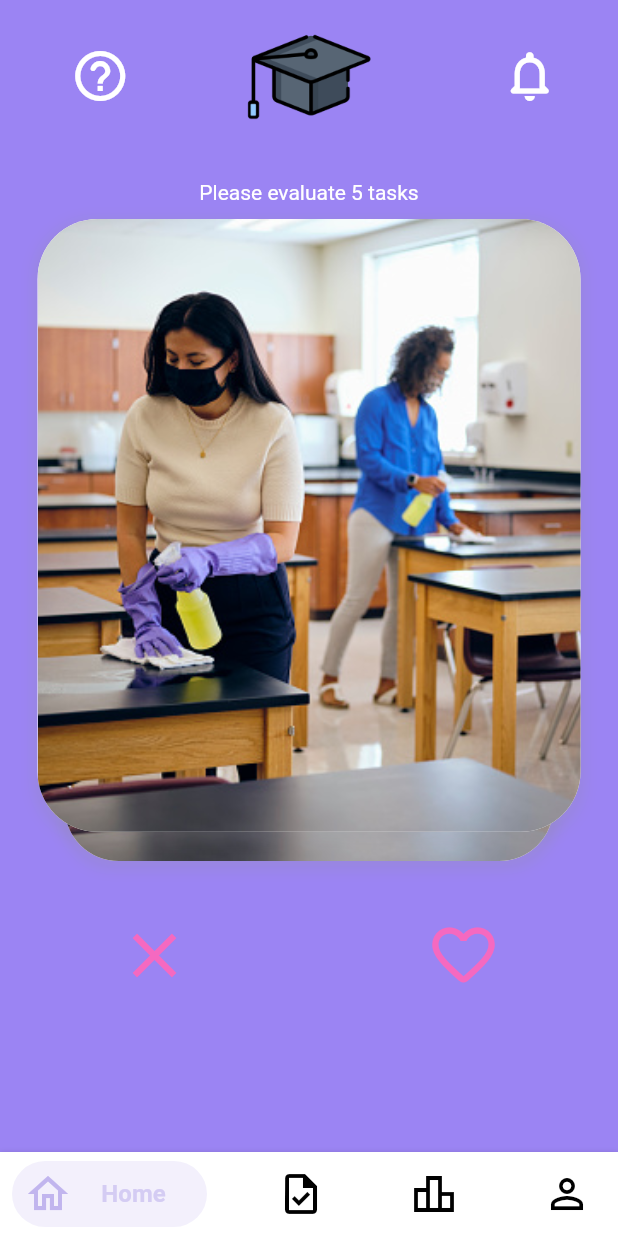
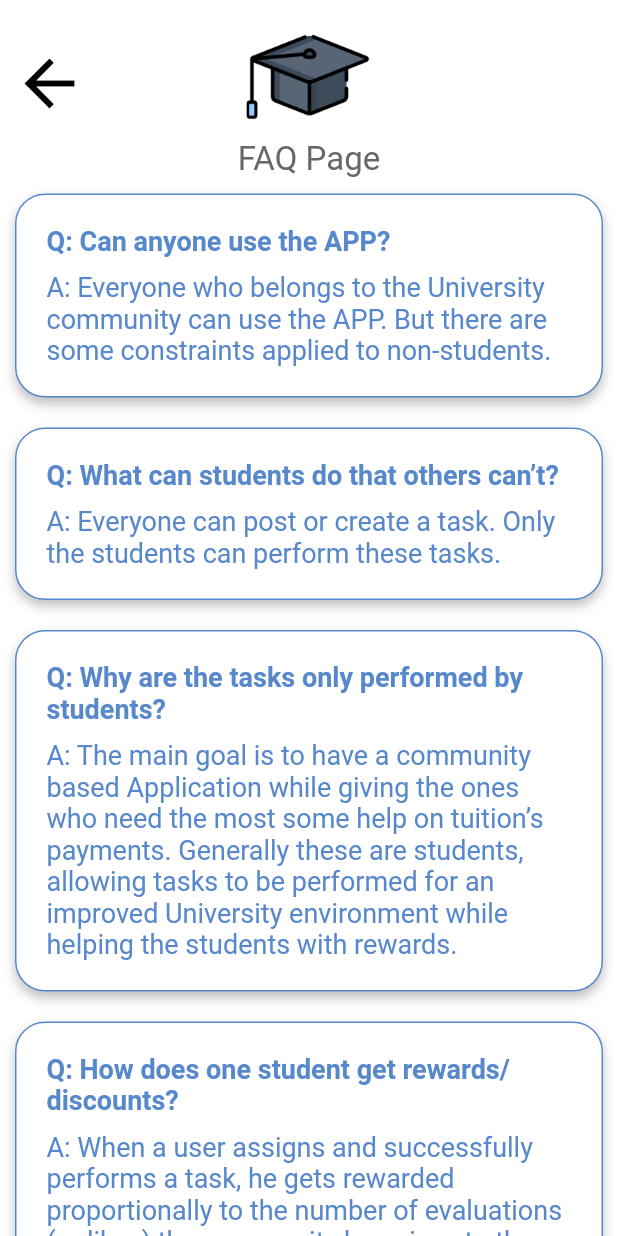
Before and after one commit to andretmarques/UniHub, a Flutter app: the screen it shows once a user with an empty profile is signed in, after a tap on the "help outline" icon, on a phone screen of 412 x 824 dp. Run offline on Flutter 3.47's test engine with Material 2 defaults, Android fonts, the phone set to English and light mode, and no system bars; drawn by our look-alikes of simple_shadow; our stand-ins replace animated_splash_screen, firebase_auth, firebase_core, firebase_database, flutter_form_builder, flutter_svg and 3 more; accounts and stored records are empty.

Commit message:
Implement FAQ Page

```diff
--- a/lib/Utils/Utils.dart
+++ b/lib/Utils/Utils.dart
@@ -93,8 +93,6 @@ class Utils extends StatelessWidget {
         onPressed: () {
           if(key.currentState!.saveAndValidate()){
             final formData = key.currentState?.value;
-
-            //TODO change from hardcoded buttons
             if (text == "LOGIN") {
               Future<String?> ret = signInEmail(formData!["email"], formData["pass"]);
               ret.then((value) {
@@ -105,7 +103,7 @@ class Utils extends StatelessWidget {
                   key.currentState?.invalidateField(name: 'pass', errorText: 'Wrong password');
                   return;
                 }
-                //TODO entrar na Landing Page
+                Navigator.popAndPushNamed(context, '/HomePage');
               });
 
             } else if (text == "NEXT") {
@@ -114,7 +112,7 @@ class Utils extends StatelessWidget {
                 key.currentState?.invalidateField(name: 'pass2', errorText: 'Passwords must match');
                 return;
               }
-              Future<String?> ret = signUpEmail(formData["email"], formData["pass"], formData["user"] , formData["cc"]);
+              Future<String?> ret = signUpEmail(formData["email"], formData["pass"], formData["user"]);
 
               ret.then((value) {
                 if (value == 'weak-password') {
@@ -127,11 +125,12 @@ class Utils extends StatelessWidget {
                 Navigator.push(
                     context,
                     MaterialPageRoute(
-                        builder: (context) => const IdentityPage()));
+                        builder: (context) => IdentityPage(formKey: key)));
               });
             }
             else if (text == "CREATE") {
-              //TODO entrar na Landing Page
+              addCC(formData!["cc"]);
+              Navigator.popAndPushNamed(context, '/HomePage');
             }
           }
         },
@@ -194,6 +193,7 @@ class Utils extends StatelessWidget {
           email: email,
           password: password
       );
+
       return null;
     } on FirebaseAuthException catch (e) {
       log(e.code);
@@ -201,7 +201,7 @@ class Utils extends StatelessWidget {
     }
   }
 
-  Future<String?> signUpEmail(email, password, name, cc) async {
+  Future<String?> signUpEmail(email, password, name) async {
     try {
       await FirebaseAuth.instance.createUserWithEmailAndPassword(
           email: email,
@@ -210,9 +210,22 @@ class Utils extends StatelessWidget {
       final ref = FirebaseDatabase.instance.ref("users");
       String? uid = FirebaseAuth.instance.currentUser?.uid;
       ref.child(uid!).set({
-        "cc": cc,
         "isTeacher": false,
         "tokens": 999,
+      });
+      return null;
+    } on FirebaseAuthException catch (e) {
+      log(e.code);
+      return e.code;
+    }
+  }
+
+  Future<String?> addCC(cc) async {
+    try {
+      final ref = FirebaseDatabase.instance.ref("users");
+      String? uid = FirebaseAuth.instance.currentUser?.uid;
+      ref.child(uid!).set({
+        "cc": cc
       });
       return null;
     } on FirebaseAuthException catch (e) {
--- /dev/null
+++ b/lib/faq/FaqConstants.dart
@@ -0,0 +1,48 @@
+
+//map.forEach((k, v) {
+//   print('{ key: $k, value: $v }');
+// });
+
+Map qa = {
+  'Q: Can anyone use the APP?':
+  'A: Everyone who belongs to the University community can use the APP. '
+      'But there are some constraints applied to non-students.',
+
+  'Q: What can students do that others can’t?':
+  'A: Everyone can post or create a task. Only the students can perform these tasks.',
+
+  'Q: Why are the tasks only performed by students?':
+  'A: The main goal is to have a community based Application while giving the ones '
+      'who need the most some help on tuition’s payments. '
+      'Generally these are students, allowing tasks to be performed for an '
+      'improved University environment while helping the students with rewards.',
+
+  'Q: How does one student get rewards/discounts?':
+  'A: When a user assigns and successfully performs a task, '
+      'he gets rewarded proportionally to the number of evaluations (or likes) '
+      'the community has given to the task performed by that same user. '
+      'The more likes one has, the greater the discount will be.',
+
+  'Q: Who can evaluate the tasks?':
+  'A: Everyone who belongs to the University community. '
+'Which are also the ones who have access to the App.',
+
+  'Q: How to evaluate one task?':
+  'A: On the home page, an image is prompted. That is the preview of the task. '
+      'On clicking it some more details about the task are presented. '
+      'To evaluate positively, simply click on the heart button or swipe right. '
+      'To dislike, click the X or swipe left.',
+
+  'Q: Why are 5 task evaluations mandatory, frequently? '
+      'Why can’t I assign myself and perform a task?':
+  'A: As stated, the main goal is to have a community based Application. '
+      'To get and receive rewards you have to give it to others. '
+      'This is only applied if there are a minimum number of tasks '
+      'available to be either liked or disliked.',
+
+  'Q: Where can students use the tokens?':
+  'A: The main goal is to give the ones who need the most. '
+      'For now the tokens can be spent on tuition’s payments, '
+      'but more options will be made available later.',
+
+};
--- /dev/null
+++ b/lib/faq/FaqPage.dart
@@ -0,0 +1,115 @@
+import 'package:flutter/material.dart';
+import 'package:google_fonts/google_fonts.dart';
+import 'package:unihub/utils/HalfLogoUtils.dart';
+import 'package:unihub/constants/Constants.dart' as constants;
+import 'package:unihub/faq/FaqConstants.dart' as faq;
+
+
+
+class FaqPage extends StatefulWidget {
+  const FaqPage({Key? key}) : super(key: key);
+
+  @override
+  State<StatefulWidget> createState() => _FaqPageState();
+}
+
+class _FaqPageState extends State<FaqPage> {
+  var halfLogoUtils = HalfLogoUtils();
+
+  @override
+  Widget build(BuildContext context) {
+    return Scaffold(
+        backgroundColor: Colors.white,
+        body: Column(
+          children: [
+            Row(
+              mainAxisAlignment: MainAxisAlignment.spaceBetween,
+              children: [
+                IconButton(icon: const Icon(Icons.arrow_back, size: 50, color: Colors.black,), onPressed: () {Navigator.pop(context);}),
+                loadHalfLogo(),
+                const SizedBox(width: 50.0),
+              ],
+            ),
+            Text("FAQ Page",
+                style: GoogleFonts.roboto(
+                    fontSize: 22,
+                    fontWeight: FontWeight.normal,
+                    color: const Color.fromRGBO(104, 102, 102, 1.0)
+                )
+            ),
+            Expanded(child: buildFAQ()),
+          ],
+        )
+    );
+  }
+
+  Widget buildFAQ() {
+    faq.qa.forEach((k, v) {
+
+    });
+    return ListView.builder(
+      itemBuilder: (context, index) {
+        String key = faq.qa.keys.elementAt(index);
+
+        return Container(
+            padding: const EdgeInsets.all(20),
+            margin: const EdgeInsets.all(10),
+            decoration: BoxDecoration(
+              border: Border.all(
+                color: constants.MAIN_BLUE,
+              ),
+              borderRadius: BorderRadius.circular(20),
+              color: Colors.white,
+              boxShadow: [
+                BoxShadow(
+                  color: Colors.black.withOpacity(0.25),
+                  spreadRadius: 0,
+                  blurRadius: 6,
+                  offset: const Offset(0, 4),
+                )
+              ],
+            ),
+            child: Column(
+              children: [
+                Row(
+                  children: <Widget>[
+                    Flexible(
+                        child: Text(key,
+                            style: GoogleFonts.roboto(
+                                fontSize: 18,
+                                fontWeight: FontWeight.bold,
+                                color: constants.MAIN_BLUE
+                            )
+                        )
+                    ),
+                  ],
+                ),
+                const Padding(padding: EdgeInsets.only(bottom: 10)),
+                Row(
+                  children: <Widget>[
+                    Flexible(
+                        child: Text(faq.qa[key],
+                            style: GoogleFonts.roboto(
+                                fontSize: 18,
+                                fontWeight: FontWeight.normal,
+                                color: constants.MAIN_BLUE
+                            )
+                        )
+                    ),
+                  ],
+                )
+              ],
+            )
+        );
+      },
+      itemCount: faq.qa.length,
+    );
+  }
+
+  Container loadHalfLogo() {
+    return Container(
+        margin: const EdgeInsets.only(top: 10),
+        child: Image.asset(constants.HALF_LOGO, scale: 2)
+    );
+  }
+}
--- a/lib/profile/profilepage.dart
+++ b/lib/profile/profilepage.dart
@@ -1,5 +1,4 @@
 import 'package:flutter/material.dart';
-import 'package:unihub/utils/HalfLogoUtils.dart';
 import 'package:unihub/constants/Constants.dart' as constants;
 
 
@@ -12,7 +11,6 @@ class ProfilePage extends StatefulWidget {
 }
 
 class _ProfilePageState extends State<ProfilePage> {
-  var halfLogoUtils = HalfLogoUtils();
 
   @override
   Widget build(BuildContext context) {
--- a/lib/registerpage/RegisterPage.dart
+++ b/lib/registerpage/RegisterPage.dart
@@ -30,15 +30,12 @@ class _RegisterPageState extends State<RegisterPage> {
             crossAxisAlignment: CrossAxisAlignment.center,
             mainAxisAlignment: MainAxisAlignment.center,
             children: [
-              Container(
-                  child: Image.asset(Constants.HALF_LOGO, scale: 1.5)),
+              Image.asset(Constants.HALF_LOGO, scale: 1.5),
               _buildBlueTextLabel('Create Account'),
               const Padding(padding: EdgeInsets.only(bottom: 10.0)),
               utils.buildTextLabel('Create new account'),
               const Padding(padding: EdgeInsets.only(bottom: 20.0)),
               FormBuilder(
-                //TODO perguntar qual preferem key ou auto
-                //autovalidateMode: AutovalidateMode.onUserInteraction,
                   key: _registerForm,
                   child: Column(
                       children: [
--- a/lib/tabViewController/TabViewController.dart
+++ b/lib/tabViewController/TabViewController.dart
@@ -1,15 +1,9 @@
-
-import 'dart:developer';
-import 'dart:ffi';
-
 import 'package:flutter/material.dart';
 import 'package:google_fonts/google_fonts.dart';
 import 'package:simple_shadow/simple_shadow.dart';
-import 'package:unihub/landingpage/LandingPage.dart';
-import 'package:unihub/login/LoginPage.dart';
+import 'package:unihub/faq/FaqPage.dart';
 import 'package:unihub/constants/Constants.dart' as Constants;
 import 'package:unihub/profile/profilepage.dart';
-import 'package:unihub/registerpage/IdentityPage.dart';
 import 'package:unihub/tabViewController/CustomNavBar.dart';
 import 'package:unihub/votingPage/VotingPage.dart';
 
@@ -114,10 +108,6 @@ class _TabViewControllerState extends State<TabViewController> with TickerProvid
                         physics: NeverScrollableScrollPhysics(),
                         controller: _pageController,
                         onPageChanged: (index) {
-                          //why set state here and on navbar??
-                          // setState(() => {
-                          //   _currentIndex = index
-                          // });
                         },
                         children:
                         const <Widget>[
@@ -125,18 +115,15 @@ class _TabViewControllerState extends State<TabViewController> with TickerProvid
                           VotingPage(),
                           VotingPage(),
                           ProfilePage(),
-                          // LandingPage(username: "username"),
-                          // LoginPage(),
-                          // IdentityPage()
                         ])
                 ),
                 Row(
                   mainAxisAlignment: MainAxisAlignment.spaceAround,
                   children:
                   [
-                    _buildLogos("HELP"),
+                    _buildLogos("HELP", context),
                     loadHalfLogo(),
-                    _buildLogos("BELL"),
+                    _buildLogos("BELL", context),
                   ],
                 )
               ]),
@@ -208,7 +195,7 @@ class _TabViewControllerState extends State<TabViewController> with TickerProvid
     );
   }
 
-  Widget _buildLogos(String type) {
+  Widget _buildLogos(String type, BuildContext context) {
     var help = const Icon(Icons.help_outline_rounded, size: 40, color: Colors.white,);
 
     var bell = const Icon(Icons.notifications_none_rounded, size: 40, color: Colors.white,);
@@ -226,7 +213,15 @@ class _TabViewControllerState extends State<TabViewController> with TickerProvid
 
     return IconButton(
         icon: icon,
-        onPressed: () {_toggle(!isFinalState);}
+        onPressed: () {
+          if(type == "HELP"){
+            Navigator.push(context,
+                MaterialPageRoute(
+                    builder: (context) => const FaqPage()));
+          } else {
+            _toggle(!isFinalState);
+          }
+        }
     );
   }
 }
```
